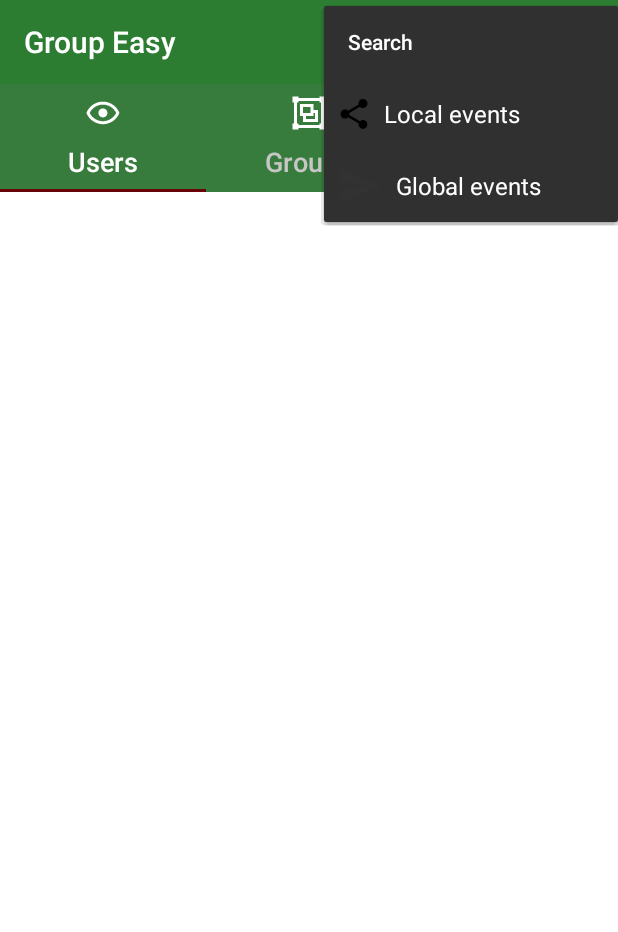
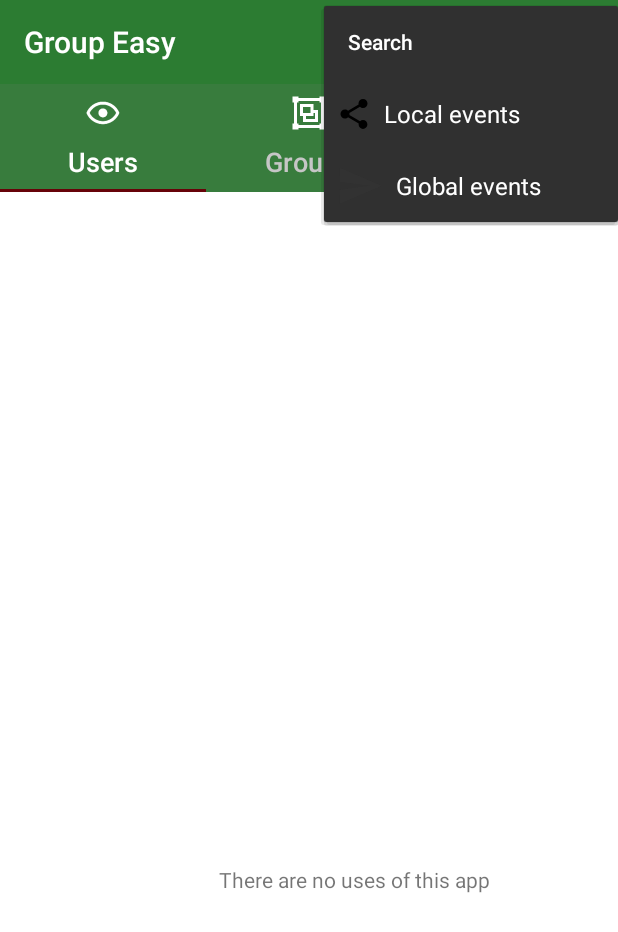
Before and after one commit to harshLFC/GroupEasy_v2, an Android app: the GroupFragment screen opened directly, with no data from a screen before it, in the options menu, after a tap on "Search", on a phone screen of 412 x 824 dp. Shown: the top 932 px of the screen. Run offline under Robolectric (Android 15) with nearby library versions, the light colour scheme and no system bars; our stand-ins replace CircleImageView, Firebase (no records; nobody signed in at launch, a user with empty details on screens opened directly), Picasso; libraries missing offline, so code that uses them is left out: com.github.clans.fab; 14 statements that could not run were skipped.

Commit message:
New: Users tab with new members table in db

```diff
--- a/app/src/main/java/example/com/groupeasy/activities/createAccount.java
+++ b/app/src/main/java/example/com/groupeasy/activities/createAccount.java
@@ -112,10 +112,10 @@ public class createAccount extends AppCompatActivity {
                     {
                         String uid = current_user.getUid();
 
-                        mDatabase = FirebaseDatabase.getInstance().getReference().child("Members").child(uid);
+                        mDatabase = FirebaseDatabase.getInstance().getReference().child("members").child(uid);
 
                         HashMap<String,String> userMap = new HashMap<String, String>();
-                        userMap.put("member",mUserName);
+                        userMap.put("name",mUserName);
                         userMap.put("status","Hi! Im on GroupEasy");
                         userMap.put("image","Default");
                         userMap.put("favs","0");
@@ -123,6 +123,8 @@ public class createAccount extends AppCompatActivity {
                         userMap.put("rosters","0");
                         userMap.put("lists","0");
                         userMap.put("thumb_image","Default");
+                        userMap.put("last_seen","Default");
+
 
                         mDatabase.setValue(userMap).addOnCompleteListener(new OnCompleteListener<Void>() {
                             @Override
--- a/app/src/main/java/example/com/groupeasy/editProfileActivity.java
+++ b/app/src/main/java/example/com/groupeasy/editProfileActivity.java
@@ -79,7 +79,7 @@ public class editProfileActivity extends AppCompatActivity {
         mCurrentUser = FirebaseAuth.getInstance().getCurrentUser();
         String uid = mCurrentUser.getUid();
 
-        mUserDatabase = FirebaseDatabase.getInstance().getReference().child("Members").child(uid);
+        mUserDatabase = FirebaseDatabase.getInstance().getReference().child("members").child(uid);
         mStorageRef = FirebaseStorage.getInstance().getReference();
 
         mUserDatabase.addValueEventListener(new ValueEventListener() {
--- a/app/src/main/java/example/com/groupeasy/fragments/GroupFragment.java
+++ b/app/src/main/java/example/com/groupeasy/fragments/GroupFragment.java
@@ -12,11 +12,9 @@ import android.view.LayoutInflater;
 import android.view.View;
 import android.view.ViewGroup;
 import android.widget.TextView;
-import android.widget.Toast;
 
 import com.github.clans.fab.FloatingActionButton;
 import com.github.clans.fab.FloatingActionMenu;
-import com.google.firebase.database.ChildEventListener;
 import com.google.firebase.database.DataSnapshot;
 import com.google.firebase.database.DatabaseError;
 import com.google.firebase.database.DatabaseReference;
@@ -25,14 +23,13 @@ import com.google.firebase.database.ValueEventListener;
 
 import java.util.ArrayList;
 import java.util.List;
-import java.util.Map;
 
 import example.com.groupeasy.R;
 import example.com.groupeasy.activities.CreateGroupActivity;
 import example.com.groupeasy.activities.CreateNewListActivity;
 import example.com.groupeasy.activities.CreatePollActivity;
 import example.com.groupeasy.activities.CreateRosterActivity;
-import example.com.groupeasy.adapters.AdapterForAllGroups;
+import example.com.groupeasy.adapters.SampleAdapter;
 import example.com.groupeasy.adapters.GroupAdapter;
 import example.com.groupeasy.pojo.new_groups;
 
@@ -46,7 +43,7 @@ public class GroupFragment extends Fragment {
     private List<new_groups> mLstGroups;
     private TextView emptyView;
 
-    private AdapterForAllGroups adapterForAllGroups;
+    private SampleAdapter sampleAdapter;
     private FloatingActionMenu floatingActionMenu;
     private View backgroundView;
     private FloatingActionButton fabCreatePoll;
--- a/app/src/main/java/example/com/groupeasy/fragments/ProfileFragment.java
+++ b/app/src/main/java/example/com/groupeasy/fragments/ProfileFragment.java
@@ -56,13 +56,13 @@ public class ProfileFragment extends Fragment {
 
         mAuth = FirebaseAuth.getInstance();
 
-        mUserDatabase = FirebaseDatabase.getInstance().getReference().child("Members").child(current_uid);
+        mUserDatabase = FirebaseDatabase.getInstance().getReference().child("members").child(current_uid);
         mUserDatabase.addValueEventListener(new ValueEventListener() {
 
             @Override
             public void onDataChange(DataSnapshot dataSnapshot) {
 //                Toast.makeText(getContext(),dataSnapshot.toString(),Toast.LENGTH_LONG).show();
-                    String name = dataSnapshot.child("member").getValue().toString();
+                        String name = dataSnapshot.child("name").getValue().toString();
                     String image = dataSnapshot.child("image").getValue().toString();
                     String status = dataSnapshot.child("status").getValue().toString();
                     String thumbImage = dataSnapshot.child("thumb_image").getValue().toString();
--- a/app/src/main/java/example/com/groupeasy/fragments/UsersFragment.java
+++ b/app/src/main/java/example/com/groupeasy/fragments/UsersFragment.java
@@ -1,32 +1,79 @@
 package example.com.groupeasy.fragments;
 
+import android.content.Context;
 import android.os.Bundle;
 import android.support.annotation.Nullable;
 import android.support.v4.app.Fragment;
+import android.support.v7.widget.DefaultItemAnimator;
+import android.support.v7.widget.LinearLayoutManager;
 import android.support.v7.widget.RecyclerView;
 import android.view.LayoutInflater;
 import android.view.View;
 import android.view.ViewGroup;
-import android.widget.Button;
-import android.widget.Toast;
+import android.widget.TextView;
+
+import com.google.firebase.database.DataSnapshot;
+import com.google.firebase.database.DatabaseError;
+import com.google.firebase.database.DatabaseReference;
+import com.google.firebase.database.FirebaseDatabase;
+import com.google.firebase.database.ValueEventListener;
+
+import org.w3c.dom.Text;
+
+import java.util.ArrayList;
+import java.util.List;
 
 import example.com.groupeasy.R;
+import example.com.groupeasy.adapters.GroupAdapter;
+import example.com.groupeasy.adapters.UserAdapter;
+import example.com.groupeasy.pojo.new_groups;
+import example.com.groupeasy.pojo.users_list;
 
 
 public class UsersFragment extends Fragment {
 
     /** Ui elements init */
-    private RecyclerView usersList;
+    private RecyclerView mUserRecyclerView;
+    private UserAdapter mUserAdapter;
+    private List<users_list> mLstGroups;
+
+    private TextView emptyView;
+
+    /** Firebase db init*/
+    FirebaseDatabase database = FirebaseDatabase.getInstance();
+    final DatabaseReference myRef = database.getReference();
+    final DatabaseReference userRef = myRef.child("members").child("");
 
     @Nullable
     @Override
     public View onCreateView(LayoutInflater inflater, @Nullable ViewGroup container, @Nullable Bundle savedInstanceState) {
 
-        View rootView = inflater.inflate(R.layout.fragment_search,null);
+        final Context mcontext = getActivity();
+
+        View rootView = inflater.inflate(R.layout.fragment_users,null);
+
         initElementsWithIds(rootView);
+        createListView();
         initElementsWithListeners();
+
+
+        mLstGroups = new ArrayList<>();
+        // initialize adapter to our List of <group>
+        mUserAdapter = new UserAdapter(mLstGroups);
+
+        mUserRecyclerView = (RecyclerView) rootView.findViewById(R.id.users_list);
+        mUserRecyclerView.setHasFixedSize(true);
+
+        mUserRecyclerView.setLayoutManager(new LinearLayoutManager(mcontext));
+
+        //a RecyclerView needs an adapter to access its data
+        mUserRecyclerView.setAdapter(mUserAdapter);
+        mUserRecyclerView.setItemAnimator(new DefaultItemAnimator());
+
         return rootView;
     }
+
+
 
     private void initElementsWithListeners()
     {
@@ -36,8 +83,50 @@ public class UsersFragment extends Fragment {
 
     private void initElementsWithIds(View view) {
 
-        usersList = (RecyclerView) view.findViewById(R.id.users_list);
-
+    emptyView = (TextView) view.findViewById(R.id.empty_view_users);
 
     }
+
+    private void createListView() {
+
+        userRef.keepSynced(true);
+
+        userRef.addValueEventListener(new ValueEventListener() {
+            @Override
+            public void onDataChange(DataSnapshot dataSnapshot) {
+
+                mLstGroups.removeAll(mLstGroups);
+
+                for(DataSnapshot snapshot : dataSnapshot.getChildren()){
+                    users_list usersList = snapshot.getValue(users_list.class);
+                    mLstGroups.add(usersList);
+                }
+
+                mUserAdapter.notifyDataSetChanged();
+
+                if(mLstGroups.isEmpty()){
+                    emptyView.setVisibility(View.VISIBLE);
+                    mUserRecyclerView.setVisibility(View.GONE);
+                }
+                else{
+
+                    emptyView.setVisibility(View.GONE);
+                    mUserRecyclerView.setVisibility(View.VISIBLE);
+
+                }
+
+            }
+
+            @Override
+            public void onCancelled(DatabaseError databaseError) {
+
+            }
+        });
+
+    }
+
+    @Override
+    public void onStart(){
+        super.onStart();
+    }
 }
--- a/app/src/main/java/example/com/groupeasy/pojo/new_groups.java
+++ b/app/src/main/java/example/com/groupeasy/pojo/new_groups.java
@@ -1,10 +1,12 @@
 package example.com.groupeasy.pojo;
+
+import java.io.Serializable;
 
 /**
  * Created by Harsh on 06-09-2017.
  */
 
-public class new_groups {
+public class new_groups implements Serializable{
 
     private String admin;
     private String image;
--- a/app/src/main/java/example/com/groupeasy/pojo/Groups.java
+++ b/app/src/main/java/example/com/groupeasy/pojo/sampleGroupsPojo.java
@@ -3,7 +3,7 @@ package example.com.groupeasy.pojo;
 import java.io.Serializable;
 
 
-public class Groups implements Serializable {
+public class sampleGroupsPojo implements Serializable {
 
     private String groupName;
     private String image;
@@ -15,7 +15,7 @@ public class Groups implements Serializable {
 
     private String groupAuthorName;
 
-    public Groups(){
+    public sampleGroupsPojo(){
 
     }
 
--- a/app/src/main/res/layout/fragment_search.xml
+++ b/app/src/main/res/layout/fragment_users.xml
@@ -1,5 +1,5 @@
 <?xml version="1.0" encoding="utf-8"?>
-<LinearLayout
+<RelativeLayout
     xmlns:android="http://schemas.android.com/apk/res/android"
     android:orientation="vertical"
     android:gravity="center"
@@ -14,4 +14,17 @@
 
    </android.support.v7.widget.RecyclerView>
 
-</LinearLayout>
+    <TextView
+        android:id="@+id/empty_view_users"
+        android:layout_width="wrap_content"
+        android:layout_height="wrap_content"
+        android:text="There are no uses of this app"
+        android:layout_marginTop="221dp"
+        android:layout_marginLeft="61dp"
+        android:layout_marginStart="61dp"
+        android:layout_alignParentTop="true"
+        android:layout_alignParentLeft="true"
+        android:layout_alignParentStart="true"
+        />
+
+</RelativeLayout>
--- a/app/src/main/res/layout/login.xml
+++ b/app/src/main/res/layout/login.xml
@@ -48,7 +48,7 @@
             tools:text="Firebase User ID: 123456789abc" />
 
         <TextView
-            android:id="@+id/userName"
+            android:id="@+id/user_name"
             style="@style/ThemeOverlay.MyTextDetail"
             tools:text="User Name: 123456789abc" />
 
```
Also changed, not shown: app/src/main/java/example/com/groupeasy/activities/LoginGoogle.java (+2 -5 lines), app/src/main/java/example/com/groupeasy/adapters/Group.java (deleted, +0 -23 lines), app/src/main/java/example/com/groupeasy/adapters/SampleAdapter.java (renamed from app/src/main/java/example/com/groupeasy/adapters/AdapterForAllGroups.java, +4 -4 lines), app/src/main/java/example/com/groupeasy/adapters/UserAdapter.java (added, +145 -0 lines), app/src/main/java/example/com/groupeasy/pojo/users_list.java (added, +107 -0 lines), app/src/main/res/layout/users_single_layout.xml (added, +63 -0 lines), app/src/main/res/drawable-hdpi/ic_default_user_single.png (added), app/src/main/res/drawable-mdpi/ic_default_user_single.png (added), app/src/main/res/drawable-xhdpi/ic_default_user_single.png (added), app/src/main/res/drawable-xxhdpi/ic_default_user_single.png (added).
